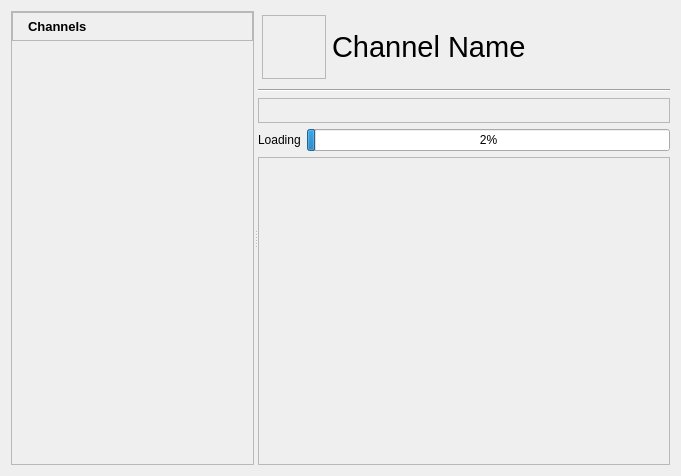
First picture: the form in retroshare-gui/src/gui/ChannelFeed.ui, repository RetroShare/RetroShare, before the edit.
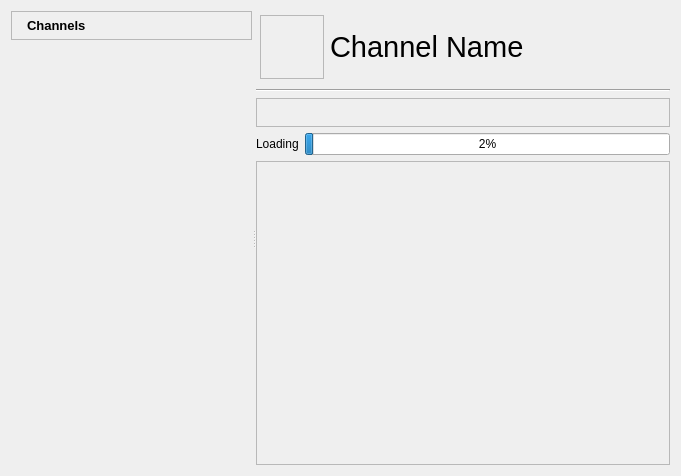
Second picture: the form after the edit. Icons and pictures are not drawn. Custom widgets are drawn as their Qt base class.

```diff
--- a/retroshare-gui/src/gui/ChannelFeed.ui
+++ b/retroshare-gui/src/gui/ChannelFeed.ui
@@ -23,15 +23,6 @@
         <verstretch>0</verstretch>
        </sizepolicy>
       </property>
-      <property name="styleSheet">
-       <string notr="true">QFrame#chanFrame{border: none;}</string>
-      </property>
-      <property name="frameShape">
-       <enum>QFrame::StyledPanel</enum>
-      </property>
-      <property name="frameShadow">
-       <enum>QFrame::Raised</enum>
-      </property>
       <layout class="QGridLayout" name="gridLayout_9">
        <property name="verticalSpacing">
         <number>2</number>
@@ -289,12 +280,6 @@
        </item>
        <item row="2" column="0">
         <widget class="QFrame" name="toolBarFrame">
-         <property name="maximumSize">
-          <size>
-           <width>16777215</width>
-           <height>25</height>
-          </size>
-         </property>
          <property name="frameShape">
           <enum>QFrame::StyledPanel</enum>
          </property>
@@ -307,24 +292,6 @@
           </property>
           <item>
            <widget class="QToolButton" name="postButton">
-            <property name="sizePolicy">
-             <sizepolicy hsizetype="Preferred" vsizetype="Fixed">
-              <horstretch>0</horstretch>
-              <verstretch>0</verstretch>
-             </sizepolicy>
-            </property>
-            <property name="minimumSize">
-             <size>
-              <width>0</width>
-              <height>25</height>
-             </size>
-            </property>
-            <property name="maximumSize">
-             <size>
-              <width>16777215</width>
-              <height>26</height>
-             </size>
-            </property>
             <property name="focusPolicy">
              <enum>Qt::NoFocus</enum>
             </property>
```
Left out of the diff: 4 changed lines with no effect on the pictures.
